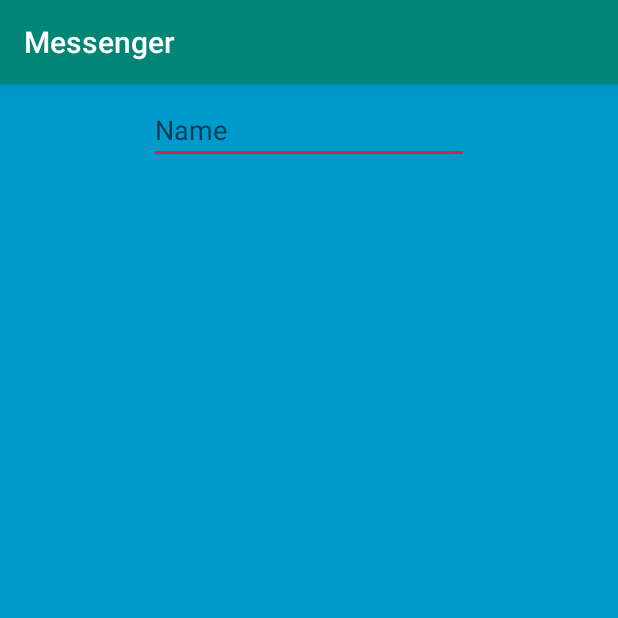
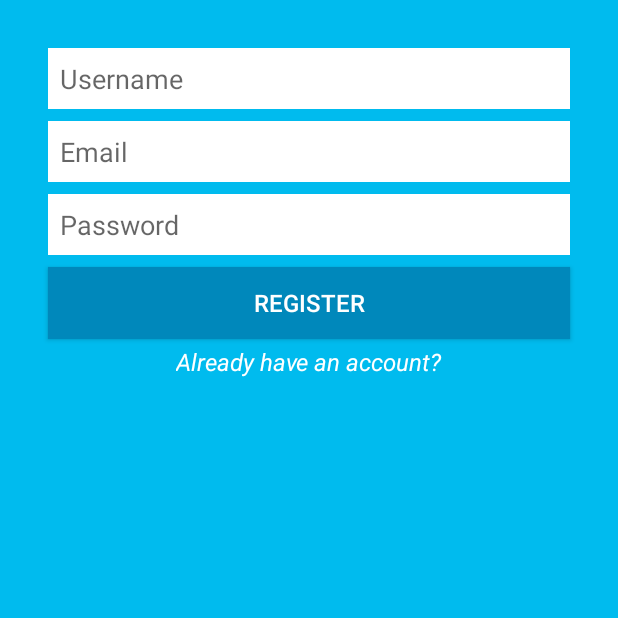
Before and after one commit to jsun454/messenger, an Android app: the screen it shows after launch (MainActivity), on a phone screen of 412 x 824 dp, the top half of it. Run offline under Robolectric (Android 15) with nearby library versions, the phone set to English and light mode, and no system bars.

Commit message:
Created basic registration layout

```diff
--- a/app/src/main/AndroidManifest.xml
+++ b/app/src/main/AndroidManifest.xml
@@ -11,13 +11,16 @@
             android:supportsRtl="true"
             android:theme="@style/AppTheme"
             tools:ignore="AllowBackup, GoogleAppIndexingWarning">
+
         <activity android:name=".MainActivity">
             <intent-filter>
                 <action android:name="android.intent.action.MAIN"/>
-
                 <category android:name="android.intent.category.LAUNCHER"/>
             </intent-filter>
         </activity>
+
+        <activity android:name=".LoginActivity"/>
+
     </application>
 
 </manifest>
--- /dev/null
+++ b/app/src/main/java/com/example/jeffrey/messenger/LoginActivity.kt
@@ -0,0 +1,11 @@
+package com.example.jeffrey.messenger
+
+import android.os.Bundle
+import android.support.v7.app.AppCompatActivity
+
+class LoginActivity : AppCompatActivity() {
+    override fun onCreate(savedInstanceState: Bundle?) {
+        super.onCreate(savedInstanceState)
+        setContentView(R.layout.activity_login)
+    }
+}
--- a/app/src/main/java/com/example/jeffrey/messenger/MainActivity.kt
+++ b/app/src/main/java/com/example/jeffrey/messenger/MainActivity.kt
@@ -1,12 +1,25 @@
 package com.example.jeffrey.messenger
 
+import android.content.Intent
 import android.support.v7.app.AppCompatActivity
 import android.os.Bundle
+import android.util.Log
+import android.widget.Toast
+import kotlinx.android.synthetic.main.activity_main.*
 
 class MainActivity : AppCompatActivity() {
 
     override fun onCreate(savedInstanceState: Bundle?) {
         super.onCreate(savedInstanceState)
         setContentView(R.layout.activity_main)
+
+        registrationButton.setOnClickListener {
+            Toast.makeText(this@MainActivity, "Username: ${usernameRegistrationText.text}\n" +
+                "Email: ${emailRegistrationText.text}\n" + "Password: ${passwordRegistrationText.text}", Toast.LENGTH_SHORT).show()
+        }
+
+        changeToLoginActivityButton.setOnClickListener {
+            startActivity(Intent(this, LoginActivity::class.java))
+        }
     }
 }
--- /dev/null
+++ b/app/src/main/res/layout/activity_login.xml
@@ -0,0 +1,12 @@
+<?xml version="1.0" encoding="utf-8"?>
+<android.support.constraint.ConstraintLayout
+        xmlns:android="http://schemas.android.com/apk/res/android"
+        android:layout_width="match_parent"
+        android:layout_height="match_parent">
+
+    <TextView
+            android:text="Placeholder"
+            android:layout_width="match_parent"
+            android:layout_height="match_parent"/>
+
+</android.support.constraint.ConstraintLayout>
--- a/app/src/main/res/layout/activity_main.xml
+++ b/app/src/main/res/layout/activity_main.xml
@@ -3,21 +3,95 @@
         xmlns:android="http://schemas.android.com/apk/res/android"
         xmlns:tools="http://schemas.android.com/tools"
         xmlns:app="http://schemas.android.com/apk/res-auto"
-        android:background="@android:color/holo_blue_dark"
+        android:background="@color/backgroundColor"
         android:layout_width="match_parent"
         android:layout_height="match_parent"
         tools:context=".MainActivity">
+
     <EditText
-            android:id="@+id/editText"
+            android:id="@+id/usernameRegistrationText"
             android:inputType="textPersonName"
-            android:hint="Name"
-            android:autofillHints="username"
+            android:hint="Username"
             android:ems="10"
-            android:layout_margin="8dp"
+            android:background="@android:color/white"
+            android:padding="8dp"
+            android:layout_marginTop="32dp"
+            android:layout_marginStart="32dp"
+            android:layout_marginEnd="32dp"
+            android:layout_marginBottom="8dp"
+            android:layout_width="match_parent"
+            android:layout_height="wrap_content"
+            app:layout_constraintTop_toTopOf="parent"
+            app:layout_constraintStart_toStartOf="parent"
+            app:layout_constraintEnd_toEndOf="parent"
+            tools:ignore="Autofill, HardcodedText"/>
+
+    <EditText
+            android:id="@+id/emailRegistrationText"
+            android:inputType="textEmailAddress"
+            android:hint="Email"
+            android:ems="10"
+            android:background="@android:color/white"
+            android:padding="8dp"
+            android:layout_marginTop="8dp"
+            android:layout_marginStart="32dp"
+            android:layout_marginEnd="32dp"
+            android:layout_marginBottom="8dp"
+            android:layout_width="match_parent"
+            android:layout_height="wrap_content"
+            app:layout_constraintTop_toBottomOf="@+id/usernameRegistrationText"
+            app:layout_constraintStart_toStartOf="parent"
+            app:layout_constraintEnd_toEndOf="parent"
+            tools:ignore="Autofill, HardcodedText"/>
+
+    <EditText
+            android:id="@+id/passwordRegistrationText"
+            android:inputType="textPassword"
+            android:hint="Password"
+            android:ems="10"
+            android:background="@android:color/white"
+            android:padding="8dp"
+            android:layout_marginTop="8dp"
+            android:layout_marginStart="32dp"
+            android:layout_marginEnd="32dp"
+            android:layout_marginBottom="8dp"
+            android:layout_width="match_parent"
+            android:layout_height="wrap_content"
+            app:layout_constraintTop_toBottomOf="@+id/emailRegistrationText"
+            app:layout_constraintStart_toStartOf="parent"
+            app:layout_constraintEnd_toEndOf="parent"
+            tools:ignore="Autofill, HardcodedText"/>
+
+    <Button
+            android:id="@+id/registrationButton"
+            android:text="Register"
+            android:textColor="@android:color/white"
+            android:textSize="16sp"
+            android:background="@color/foregroundColor"
+            android:padding="8dp"
+            android:layout_marginTop="8dp"
+            android:layout_marginStart="32dp"
+            android:layout_marginEnd="32dp"
+            android:layout_marginBottom="8dp"
+            android:layout_width="match_parent"
+            android:layout_height="wrap_content"
+            app:layout_constraintTop_toBottomOf="@+id/passwordRegistrationText"
+            app:layout_constraintStart_toStartOf="parent"
+            app:layout_constraintEnd_toEndOf="parent"
+            tools:ignore="HardcodedText"/>
+
+    <TextView
+            android:id="@+id/changeToLoginActivityButton"
+            android:text="Already have an account?"
+            android:textColor="@android:color/white"
+            android:textSize="16sp"
+            android:textStyle="italic"
+            android:layout_marginTop="4dp"
             android:layout_width="wrap_content"
             android:layout_height="wrap_content"
+            app:layout_constraintTop_toBottomOf="@+id/registrationButton"
+            app:layout_constraintStart_toStartOf="parent"
             app:layout_constraintEnd_toEndOf="parent"
-            app:layout_constraintStart_toStartOf="parent"
-            app:layout_constraintTop_toTopOf="parent"
-            tools:ignore="HardcodedText, UnusedAttribute"/>
+            tools:ignore="HardcodedText"/>
+
 </android.support.constraint.ConstraintLayout>
--- a/app/src/main/res/values/colors.xml
+++ b/app/src/main/res/values/colors.xml
@@ -3,4 +3,7 @@
     <color name="colorPrimary">#008577</color>
     <color name="colorPrimaryDark">#00574B</color>
     <color name="colorAccent">#D81B60</color>
+
+    <color name="backgroundColor">#00BBEE</color>
+    <color name="foregroundColor">#0088BB</color>
 </resources>
--- a/app/src/main/res/values/styles.xml
+++ b/app/src/main/res/values/styles.xml
@@ -1,7 +1,7 @@
 <resources>
 
     <!-- Base application theme. -->
-    <style name="AppTheme" parent="Theme.AppCompat.Light.DarkActionBar">
+    <style name="AppTheme" parent="Theme.AppCompat.Light.NoActionBar">
         <!-- Customize your theme here. -->
         <item name="colorPrimary">@color/colorPrimary</item>
         <item name="colorPrimaryDark">@color/colorPrimaryDark</item>
```
